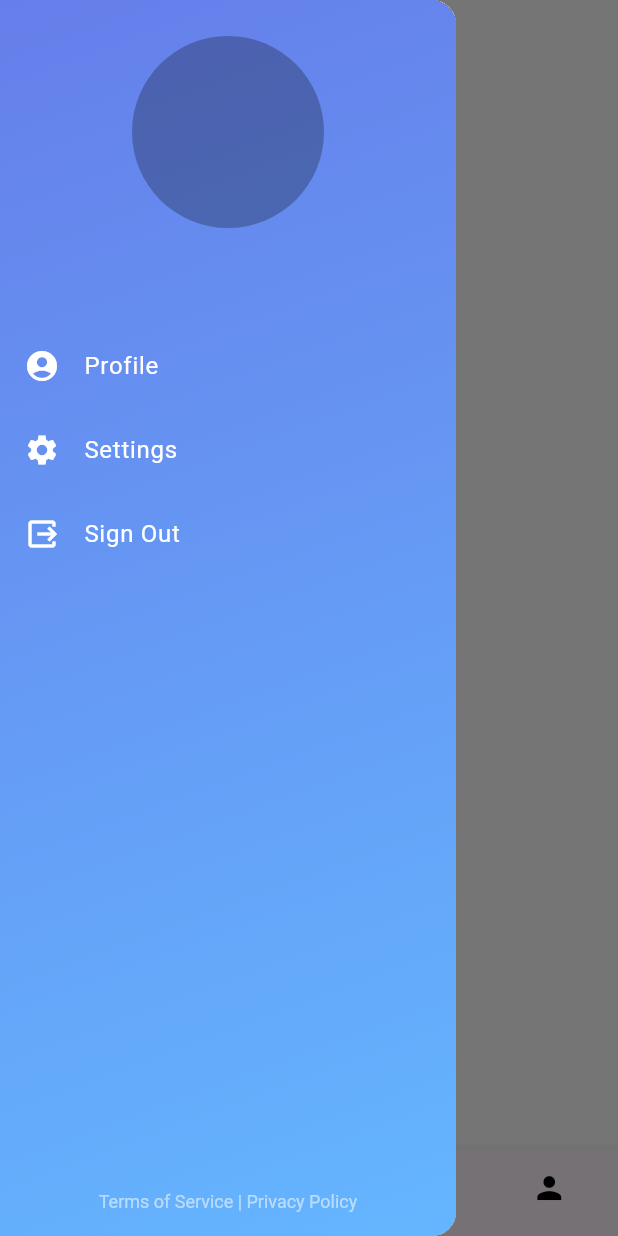
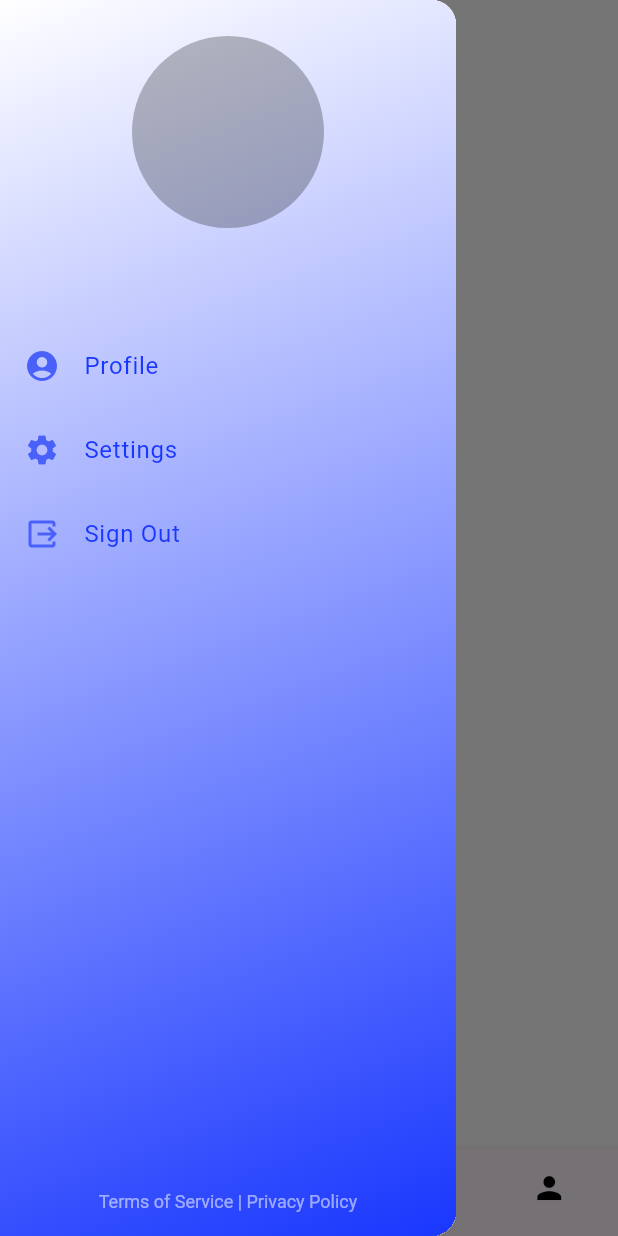
Before and after one commit to a7iiid/PTMA, a Flutter app: the HomePage screen opened by its route, item 3 of the bottom bar chosen, in the side drawer, after a tap on "Profile", on a phone screen of 412 x 824 dp. Run offline on Flutter 3.47's test engine with Material 3 defaults, Android fonts, the phone set to English and light mode, and no system bars; our stand-ins replace bloc, cloud_firestore, dartz, dio, firebase_auth, firebase_core and 10 more; missing offline and left inert: flutter_barcode_scanner, flutter_polyline_points, flutter_stripe, font_awesome_icon_class; accounts and stored records are empty; project files that could hold a hidden picture were left out.

```diff
--- a/lib/drawer/drawer.dart
+++ b/lib/core/drawer/drawer.dart
@@ -3,7 +3,7 @@ import 'package:firebase_core/firebase_core.dart';
 import 'package:flutter/material.dart';
 import 'package:go_router/go_router.dart';
 
-import '../core/utils/rout.dart';
+import '../utils/rout.dart';
 
 class CustomeDrawer extends StatelessWidget {
   const CustomeDrawer({super.key});
@@ -13,17 +13,17 @@ class CustomeDrawer extends StatelessWidget {
     return Drawer(
       child: SafeArea(
         child: Container(
-          decoration: const BoxDecoration(
+          decoration: BoxDecoration(
             // Add a background color or gradient
             gradient: LinearGradient(
-              begin: Alignment.topLeft,
-              end: Alignment.bottomRight,
-              colors: [Color(0xff667eea), Color(0xff64b6ff)],
+              begin: Alignment.bottomRight,
+              end: Alignment.topLeft,
+              colors: [Color(0xff1937FE).withOpacity(1), Colors.white],
             ),
           ),
           child: ListTileTheme(
-            textColor: Colors.white,
-            iconColor: Colors.white,
+            textColor: Color(0xff1937FE).withOpacity(1),
+            iconColor: Color(0xff4960F9).withOpacity(1),
             child: Column(
               mainAxisSize: MainAxisSize.max,
               children: [
@@ -54,9 +54,11 @@ class CustomeDrawer extends StatelessWidget {
                   title: Text("Sign Out"),
                   leading: Icon(Icons.output_outlined),
                   onTap: () async {
-                    FirebaseAuth.instance.currentUser ??
-                        await FirebaseAuth.instance.signOut().then((value) =>
-                            GoRouter.of(context).push(Routes.kSigninScreen));
+                    print(FirebaseAuth.instance.currentUser);
+
+                    await FirebaseAuth.instance.signOut().then((value) =>
+                        GoRouter.of(context)
+                            .pushReplacement(Routes.kSigninScreen));
                   },
                 ),
                 Spacer(),
--- /dev/null
+++ b/lib/core/utils/drawer/drawer.dart
@@ -0,0 +1,84 @@
+import 'package:firebase_auth/firebase_auth.dart';
+import 'package:firebase_core/firebase_core.dart';
+import 'package:flutter/material.dart';
+import 'package:go_router/go_router.dart';
+
+import '../rout.dart';
+
+class CustomeDrawer extends StatelessWidget {
+  const CustomeDrawer({super.key});
+
+  @override
+  Widget build(BuildContext context) {
+    return Drawer(
+      child: SafeArea(
+        child: Container(
+          decoration: BoxDecoration(
+            // Add a background color or gradient
+            gradient: LinearGradient(
+              begin: Alignment.bottomRight,
+              end: Alignment.topLeft,
+              colors: [Color(0xff1937FE).withOpacity(1), Colors.white],
+            ),
+          ),
+          child: ListTileTheme(
+            textColor: Color(0xff1937FE).withOpacity(1),
+            iconColor: Color(0xff4960F9).withOpacity(1),
+            child: Column(
+              mainAxisSize: MainAxisSize.max,
+              children: [
+                Container(
+                  width: 128.0,
+                  height: 128.0,
+                  margin: const EdgeInsets.only(
+                    top: 24.0,
+                    bottom: 64.0,
+                  ),
+                  clipBehavior: Clip.antiAlias,
+                  decoration: BoxDecoration(
+                    color: Colors.black26,
+                    shape: BoxShape.circle,
+                  ),
+                ),
+                ListTile(
+                  onTap: () {},
+                  leading: Icon(Icons.account_circle_rounded),
+                  title: Text('Profile'),
+                ),
+                ListTile(
+                  onTap: () {},
+                  leading: Icon(Icons.settings),
+                  title: Text('Settings'),
+                ),
+                ListTile(
+                  title: Text("Sign Out"),
+                  leading: Icon(Icons.output_outlined),
+                  onTap: () async {
+                    print(FirebaseAuth.instance.currentUser);
+
+                    await FirebaseAuth.instance.signOut().then((value) =>
+                        GoRouter.of(context)
+                            .pushReplacement(Routes.kSigninScreen));
+                  },
+                ),
+                Spacer(),
+                DefaultTextStyle(
+                  style: TextStyle(
+                    fontSize: 12,
+                    color: Colors.white54,
+                  ),
+                  child: Container(
+                    margin: const EdgeInsets.symmetric(
+                      vertical: 16.0,
+                    ),
+                    child: Text('Terms of Service | Privacy Policy'),
+                  ),
+                ),
+              ],
+            ),
+          ),
+        ),
+      ),
+    );
+  }
+}
--- a/lib/feture/autth/presentation/view/signup.dart
+++ b/lib/feture/autth/presentation/view/signup.dart
@@ -104,7 +104,6 @@ class form extends StatelessWidget {
                 } else {
                   isEmail = false;
                 }
-                print(isEmail);
                 AuthAppCubit.get(context).inputfilde();
               },
             ),
@@ -127,7 +126,6 @@ class form extends StatelessWidget {
                 } else {
                   isPass = false;
                 }
-                print(isPass);
 
                 AuthAppCubit.get(context).inputfilde();
               },
--- a/lib/feture/home/presentation/view/home_page.dart
+++ b/lib/feture/home/presentation/view/home_page.dart
@@ -1,6 +1,6 @@
 import 'package:flutter/material.dart';
 import 'package:flutter_bloc/flutter_bloc.dart';
-import 'package:ptma/drawer/drawer.dart';
+import 'package:ptma/core/utils/drawer/drawer.dart';
 import 'package:ptma/feture/home/presentation/manger/cubit/app_cubit.dart';
 
 class HomePage extends StatelessWidget {
--- a/lib/feture/home/presentation/view/widget/home_body.dart
+++ b/lib/feture/home/presentation/view/widget/home_body.dart
@@ -6,7 +6,7 @@ import 'package:flutter_svg/svg.dart';
 import 'package:go_router/go_router.dart';
 import 'package:ptma/core/utils/images.dart';
 import 'package:ptma/core/widget/custom_button.dart';
-import 'package:ptma/drawer/drawer.dart';
+import 'package:ptma/core/utils/drawer/drawer.dart';
 import 'package:ptma/feture/google_map/view/homemap.dart';
 import 'package:ptma/feture/home/presentation/manger/cubit/app_cubit.dart';
 import 'package:ptma/feture/home/presentation/view/widget/head_home_page.dart';
@@ -20,12 +20,7 @@ class HomeBody extends StatelessWidget {
 
   @override
   Widget build(BuildContext context) {
-    return AdvancedDrawer(
-      controller: AppCubit.get(context).advancedDrawerController,
-      backdropColor: Colors.blueGrey,
-      drawer: CustomeDrawer(), // Your custom drawer widget
-      child: Scaffold(
-        body: Column(
+    return Column(
       children: [
         Stack(
           clipBehavior: Clip.none,
@@ -33,7 +28,7 @@ class HomeBody extends StatelessWidget {
             const HeadHomePage(),
             GestureDetector(
               onTap: () {
-                    AppCubit.get(context).advancedDrawerController.showDrawer();
+                Scaffold.of(context).openDrawer();
               },
               child: Padding(
                 padding: const EdgeInsets.only(top: 50, left: 20),
@@ -47,8 +42,7 @@ class HomeBody extends StatelessWidget {
               child: Container(
                 decoration: const ShapeDecoration(
                     shape: RoundedRectangleBorder(
-                            borderRadius:
-                                BorderRadius.all(Radius.circular(50))),
+                        borderRadius: BorderRadius.all(Radius.circular(50))),
                     color: Colors.amber),
                 height: MediaQuery.sizeOf(context).height * .45,
                 width: MediaQuery.sizeOf(context).width * .7,
@@ -66,8 +60,6 @@ class HomeBody extends StatelessWidget {
               GoRouter.of(context).push(Routes.kSelectRouts);
             })
       ],
-        ),
-      ),
     );
   }
 }
--- a/pubspec.yaml
+++ b/pubspec.yaml
@@ -34,6 +34,7 @@ dependencies:
   location: ^5.0.3
   shared_preferences: ^2.2.2
   flutter_advanced_drawer: ^1.3.6
+  image_picker: ^1.1.0
 dev_dependencies:
   flutter_lints: ^3.0.1
   flutter_test:
```
Also changed, not shown: lib/core/utils/image_picker/image_picer.dart (added, +42 -0 lines), lib/feture/autth/manger/cubit/auth_cubit.dart (+13 -3 lines), pubspec.lock, 7 other files. Lines whose indentation alone changed are shown as unchanged.
